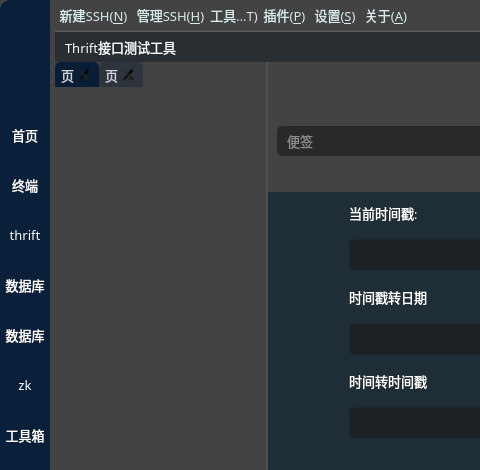
HuaGouFdog/Fdog-Kit, file module_mainwindow/mainwindow.ui: the form before one commit; both pictures show x 0 to 480 and y 0 to 470 of the 1129 by 1033 pixel window.
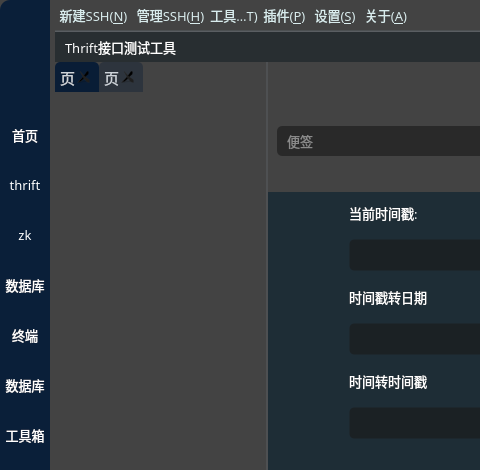
The form after the commit. The open tabs and pages were chosen to show the change. Icons and pictures are not drawn.

Commit message: ssh模块下载模块新增点击设置跳转到终端设置，优化tableWidget鼠标悬浮没有作用到整行的问题

The edit to the form file:
```diff
--- a/module_mainwindow/mainwindow.ui
+++ b/module_mainwindow/mainwindow.ui
@@ -260,77 +260,6 @@
          </property>
         </widget>
        </item>
-       <item>
-        <widget class="QToolButton" name="toolButton_side_shell">
-         <property name="minimumSize">
-          <size>
-           <width>50</width>
-           <height>50</height>
-          </size>
-         </property>
-         <property name="maximumSize">
-          <size>
-           <width>50</width>
-           <height>50</height>
-          </size>
-         </property>
-         <property name="font">
-          <font>
-           <family>OPPOSans B</family>
-           <pointsize>10</pointsize>
-          </font>
-         </property>
-         <property name="toolTip">
-          <string>终端连接</string>
-         </property>
-         <property name="styleSheet">
-          <string notr="true">QToolButton {
-	color: rgb(255, 255, 255);
-	background-color: rgba(94, 255, 210, 0);
-	border: none;
-}
-
-QToolButton::menu-indicator { 
-	image: None;
-}
-
- 
-QToolButton:hover {
-	color: rgb(255, 255, 255);
-	
-	
-	background-color: rgb(26, 53, 83);
-	border: none;
-}
-
-
-QToolTip {
-color:#ced4da;
-background-color: rgb(108, 117, 125, 65);
-border-radius: 2px;
-}</string>
-         </property>
-         <property name="text">
-          <string>终端</string>
-         </property>
-         <property name="icon">
-          <iconset resource="lib.qrc">
-           <normaloff>:/lib/shell_side.png</normaloff>:/lib/shell_side.png</iconset>
-         </property>
-         <property name="iconSize">
-          <size>
-           <width>25</width>
-           <height>25</height>
-          </size>
-         </property>
-         <property name="checkable">
-          <bool>true</bool>
-         </property>
-         <property name="toolButtonStyle">
-          <enum>Qt::ToolButtonIconOnly</enum>
-         </property>
-        </widget>
-       </item>
        <item>
         <widget class="QToolButton" name="toolButton_side_thrift">
          <property name="minimumSize">
@@ -402,154 +331,6 @@
          </property>
         </widget>
        </item>
-       <item>
-        <widget class="QToolButton" name="toolButton_side_qss">
-         <property name="minimumSize">
-          <size>
-           <width>50</width>
-           <height>50</height>
-          </size>
-         </property>
-         <property name="maximumSize">
-          <size>
-           <width>50</width>
-           <height>50</height>
-          </size>
-         </property>
-         <property name="font">
-          <font>
-           <family>OPPOSans B</family>
-           <pointsize>10</pointsize>
-          </font>
-         </property>
-         <property name="toolTip">
-          <string>qss美化</string>
-         </property>
-         <property name="styleSheet">
-          <string notr="true">QToolButton {
-	color: rgb(255, 255, 255);
-	background-color: rgba(94, 255, 210, 0);
-	border: none;
-}
-
-QToolButton::menu-indicator { 
-	image: None;
-}
-
- 
-QToolButton:hover {
-	color: rgb(255, 255, 255);
-	
-	
-	background-color: rgb(26, 53, 83);
-	border: none;
-}
-
-
-QToolTip {
-color:#ced4da;
-background-color: rgb(108, 117, 125, 65);
-border-radius: 2px;
-}</string>
-         </property>
-         <property name="locale">
-          <locale language="English" country="UnitedStates"/>
-         </property>
-         <property name="text">
-          <string>数据库</string>
-         </property>
-         <property name="icon">
-          <iconset resource="lib.qrc">
-           <normaloff>:/lib/qss.png</normaloff>:/lib/qss.png</iconset>
-         </property>
-         <property name="iconSize">
-          <size>
-           <width>25</width>
-           <height>25</height>
-          </size>
-         </property>
-         <property name="checkable">
-          <bool>true</bool>
-         </property>
-         <property name="toolButtonStyle">
-          <enum>Qt::ToolButtonIconOnly</enum>
-         </property>
-        </widget>
-       </item>
-       <item>
-        <widget class="QToolButton" name="toolButton_side_mysql">
-         <property name="minimumSize">
-          <size>
-           <width>50</width>
-           <height>50</height>
-          </size>
-         </property>
-         <property name="maximumSize">
-          <size>
-           <width>50</width>
-           <height>50</height>
-          </size>
-         </property>
-         <property name="font">
-          <font>
-           <family>OPPOSans B</family>
-           <pointsize>10</pointsize>
-          </font>
-         </property>
-         <property name="toolTip">
-          <string>数据库连接</string>
-         </property>
-         <property name="styleSheet">
-          <string notr="true">QToolButton {
-	color: rgb(255, 255, 255);
-	background-color: rgba(94, 255, 210, 0);
-	border: none;
-}
-
-QToolButton::menu-indicator { 
-	image: None;
-}
-
- 
-QToolButton:hover {
-	color: rgb(255, 255, 255);
-	
-	
-	background-color: rgb(26, 53, 83);
-	border: none;
-}
-
-
-QToolTip {
-color:#ced4da;
-background-color: rgb(108, 117, 125, 65);
-border-radius: 2px;
-}</string>
-         </property>
-         <property name="locale">
-          <locale language="English" country="UnitedStates"/>
-         </property>
-         <property name="text">
-          <string>数据库</string>
-         </property>
-         <property name="icon">
-          <iconset resource="lib.qrc">
-           <normaloff>:/lib/mysql.png</normaloff>:/lib/mysql.png</iconset>
-         </property>
-         <property name="iconSize">
-          <size>
-           <width>25</width>
-           <height>25</height>
-          </size>
-         </property>
-         <property name="checkable">
-          <bool>true</bool>
-         </property>
-         <property name="toolButtonStyle">
-          <enum>Qt::ToolButtonIconOnly</enum>
-         </property>
-        </widget>
-       </item>
        <item>
         <widget class="QToolButton" name="toolButton_side_zookeeper">
          <property name="minimumSize">
@@ -621,6 +402,225 @@
          </property>
         </widget>
        </item>
+       <item>
+        <widget class="QToolButton" name="toolButton_side_mysql">
+         <property name="minimumSize">
+          <size>
+           <width>50</width>
+           <height>50</height>
+          </size>
+         </property>
+         <property name="maximumSize">
+          <size>
+           <width>50</width>
+           <height>50</height>
+          </size>
+         </property>
+         <property name="font">
+          <font>
+           <family>OPPOSans B</family>
+           <pointsize>10</pointsize>
+          </font>
+         </property>
+         <property name="toolTip">
+          <string>数据库连接</string>
+         </property>
+         <property name="styleSheet">
+          <string notr="true">QToolButton {
+	color: rgb(255, 255, 255);
+	background-color: rgba(94, 255, 210, 0);
+	border: none;
+}
+
+QToolButton::menu-indicator { 
+	image: None;
+}
+
+ 
+QToolButton:hover {
+	color: rgb(255, 255, 255);
+	
+	
+	background-color: rgb(26, 53, 83);
+	border: none;
+}
+
+
+QToolTip {
+color:#ced4da;
+background-color: rgb(108, 117, 125, 65);
+border-radius: 2px;
+}</string>
+         </property>
+         <property name="locale">
+          <locale language="English" country="UnitedStates"/>
+         </property>
+         <property name="text">
+          <string>数据库</string>
+         </property>
+         <property name="icon">
+          <iconset resource="../lib.qrc">
+           <normaloff>:/lib/mysql.png</normaloff>:/lib/mysql.png</iconset>
+         </property>
+         <property name="iconSize">
+          <size>
+           <width>25</width>
+           <height>25</height>
+          </size>
+         </property>
+         <property name="checkable">
+          <bool>true</bool>
+         </property>
+         <property name="toolButtonStyle">
+          <enum>Qt::ToolButtonIconOnly</enum>
+         </property>
+        </widget>
+       </item>
+       <item>
+        <widget class="QToolButton" name="toolButton_side_shell">
+         <property name="minimumSize">
+          <size>
+           <width>50</width>
+           <height>50</height>
+          </size>
+         </property>
+         <property name="maximumSize">
+          <size>
+           <width>50</width>
+           <height>50</height>
+          </size>
+         </property>
+         <property name="font">
+          <font>
+           <family>OPPOSans B</family>
+           <pointsize>10</pointsize>
+          </font>
+         </property>
+         <property name="toolTip">
+          <string>终端连接</string>
+         </property>
+         <property name="styleSheet">
+          <string notr="true">QToolButton {
+	color: rgb(255, 255, 255);
+	background-color: rgba(94, 255, 210, 0);
+	border: none;
+}
+
+QToolButton::menu-indicator { 
+	image: None;
+}
+
+ 
+QToolButton:hover {
+	color: rgb(255, 255, 255);
+	
+	
+	background-color: rgb(26, 53, 83);
+	border: none;
+}
+
+
+QToolTip {
+color:#ced4da;
+background-color: rgb(108, 117, 125, 65);
+border-radius: 2px;
+}</string>
+         </property>
+         <property name="text">
+          <string>终端</string>
+         </property>
+         <property name="icon">
+          <iconset resource="../lib.qrc">
+           <normaloff>:/lib/shell_side.png</normaloff>:/lib/shell_side.png</iconset>
+         </property>
+         <property name="iconSize">
+          <size>
+           <width>25</width>
+           <height>25</height>
+          </size>
+         </property>
+         <property name="checkable">
+          <bool>true</bool>
+         </property>
+         <property name="toolButtonStyle">
+          <enum>Qt::ToolButtonIconOnly</enum>
+         </property>
+        </widget>
+       </item>
+       <item>
+        <widget class="QToolButton" name="toolButton_side_qss">
+         <property name="minimumSize">
+          <size>
+           <width>50</width>
+           <height>50</height>
+          </size>
+         </property>
+         <property name="maximumSize">
+          <size>
+           <width>50</width>
+           <height>50</height>
+          </size>
+         </property>
+         <property name="font">
+          <font>
+           <family>OPPOSans B</family>
+           <pointsize>10</pointsize>
+          </font>
+         </property>
+         <property name="toolTip">
+          <string>qss美化</string>
+         </property>
+         <property name="styleSheet">
+          <string notr="true">QToolButton {
+	color: rgb(255, 255, 255);
+	background-color: rgba(94, 255, 210, 0);
+	border: none;
+}
+
+QToolButton::menu-indicator { 
+	image: None;
+}
+
+ 
+QToolButton:hover {
+	color: rgb(255, 255, 255);
+	
+	
+	background-color: rgb(26, 53, 83);
+	border: none;
+}
+
+
+QToolTip {
+color:#ced4da;
+background-color: rgb(108, 117, 125, 65);
+border-radius: 2px;
+}</string>
+         </property>
+         <property name="locale">
+          <locale language="English" country="UnitedStates"/>
+         </property>
+         <property name="text">
+          <string>数据库</string>
+         </property>
+         <property name="icon">
+          <iconset resource="../lib.qrc">
+           <normaloff>:/lib/qss.png</normaloff>:/lib/qss.png</iconset>
+         </property>
+         <property name="iconSize">
+          <size>
+           <width>25</width>
+           <height>25</height>
+          </size>
+         </property>
+         <property name="checkable">
+          <bool>true</bool>
+         </property>
+         <property name="toolButtonStyle">
+          <enum>Qt::ToolButtonIconOnly</enum>
+         </property>
+        </widget>
+       </item>
        <item>
         <widget class="QToolButton" name="toolButton_side_tool">
          <property name="minimumSize">
@@ -3034,19 +3034,17 @@
                      <string notr="true">/*设置TabWidget中QTabBar的样式*/
 QTabBar::tab{
 	
-
-	
 	background-color: rgba(9, 28, 52, 100);
 	
 	/*font-family:Consolas; */   /*设置tab中的文本的字体*/
-	font-size:10pt;
+	font-size:11pt;
 	color:#ced4da;    /*设置tab中的文本的颜色*/
 	border-top-left-radius: 5px;    /*设置tab的边框的圆角（左上圆角）*/
 	border-top-right-radius: 5px;    /*设置tab的边框的圆角（右上圆角）*/
 	padding-left: 5px;
     /*padding-right: 5px*/
 	/*width:150;*/
-	height:25;
+	height:30;
 	/*spacing: 20px;*/
 	/*margin-right:0px;*/
 	/*margin-left: 0px;*/
```
Left out of the diff: 55 changed lines with no effect on the pictures. The commit also changes 24 other files.
